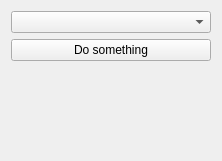
Above: CMake/QBundleTemplate/src/internal/ControlsTemplate.ui from MITK/MITK before the change. Below: the same form after it.
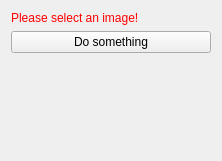
That is the form after the change. Custom widgets are drawn as their Qt base class.

Commit message: COMP (#3424): correct some syntax errors in template

Diff of the .ui file:
```diff
--- a/CMake/QBundleTemplate/src/internal/ControlsTemplate.ui
+++ b/CMake/QBundleTemplate/src/internal/ControlsTemplate.ui
@@ -20,7 +20,14 @@
   </property>
   <layout class="QVBoxLayout" name="verticalLayout" >
    <item>
-    <widget class="QmitkDataStorageComboBox" name="m_ImageSelector" />
+    <widget class="QLabel" name="lblWarning">
+     <property name="styleSheet">
+      <string notr="true">QLabel { color: rgb(255, 0, 0) }</string>
+     </property>
+     <property name="text">
+      <string>Please select an image!</string>
+     </property>
+    </widget>
    </item>
    <item>
     <widget class="QPushButton" name="m_Button" >
@@ -51,16 +58,6 @@
   </layout>
  </widget>
  <layoutdefault spacing="6" margin="11" />
- <customwidgets>
-  <customwidget>
-   <class>QmitkDataStorageComboBox</class>
-   <extends>QComboBox</extends>
-   <header>QmitkDataStorageComboBox.h</header>
-  </customwidget>
- </customwidgets>
- <includes>
-  <include location="local" >QmitkDataStorageComboBox.h</include>
- </includes>
  <resources/>
  <connections/>
 </ui>
```
Left out of the diff: 4 changed lines with no effect on the pictures. The commit also changes 2 other files.
